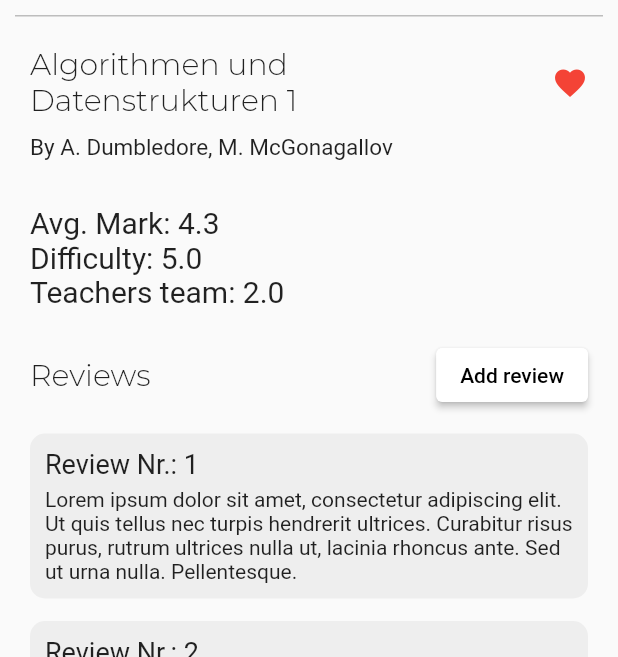
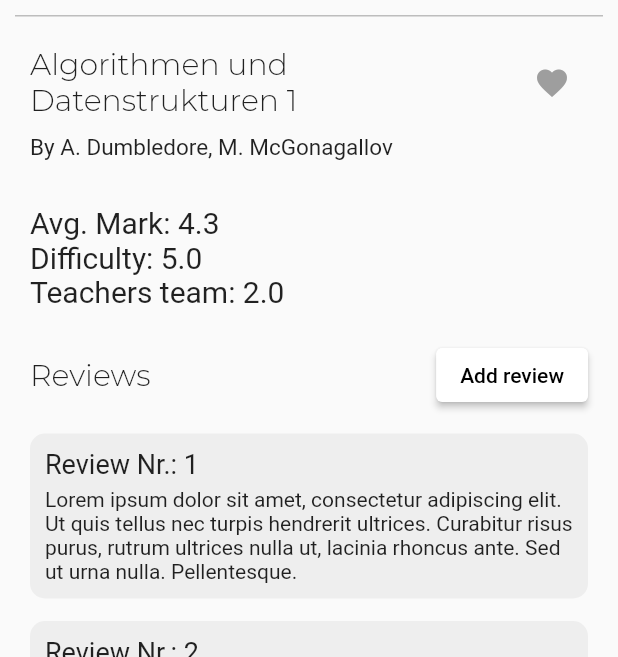
Before and after one commit to maxprimak/m2, a Flutter app: the Home screen opened by its route, after a tap on "ADS 1", on a phone screen of 412 x 824 dp, the part 90-747 px from its top. Run offline on Flutter 3.47's test engine with Material 2 defaults, Android fonts, the phone set to English and light mode, and no system bars; our stand-ins replace flutter_rating_bar, fluttertoast; network calls fail; project files that could hold a hidden picture were left out.

Commit message:
Final M3

```diff
--- a/lib/Pages/LVs/lv_site.dart
+++ b/lib/Pages/LVs/lv_site.dart
@@ -5,8 +5,16 @@ import '../../Services/user_profile.dart';
 import '../../Services/lv.dart';
 import '../../Services/global.dart' as global;
 
-class Lv_profile extends StatelessWidget {
+class Lv_profile extends StatefulWidget {
+  @override
+  _Lv_profileState createState() => _Lv_profileState();
+}
+
+class _Lv_profileState extends State<Lv_profile> {
   User usertmp = User(name: "Peter");
+
+  Color _favIconColor = Colors.grey;
+
   @override
   Widget build(BuildContext context) {
     return Scaffold(
@@ -63,10 +71,18 @@ class Lv_profile extends StatelessWidget {
                     style: TextStyle(fontSize: 20, fontFamily: 'Montserrat'),
                   ),
                 ),
-                Icon(
-                  Icons.favorite,
-                  color: Colors.red,
-                )
+                IconButton(
+                    icon: Icon(Icons.favorite),
+                    color: _favIconColor,
+                    onPressed: () {
+                      setState(() {
+                        if (_favIconColor == Colors.grey) {
+                          _favIconColor = Colors.red;
+                        } else {
+                          _favIconColor = Colors.grey;
+                        }
+                      });
+                    })
               ],
             ),
           ),
--- a/lib/Pages/home.dart
+++ b/lib/Pages/home.dart
@@ -9,6 +9,12 @@ class Home extends StatefulWidget {
 }
 
 class _HomeState extends State<Home> {
+  Color _favIconColorADS = Colors.grey;
+  Color _favIconColorDB = Colors.grey;
+  Color _favIconColorPR1 = Colors.grey;
+  Color _favIconColorIn = Colors.grey;
+  Color _favIconColorBus = Colors.grey;
+
   @override
   Widget build(BuildContext context) {
     User usertmp = User(name: "Peter");
@@ -95,14 +101,25 @@ class _HomeState extends State<Home> {
                       SizedBox(
                         width: 10,
                       ),
-                      Icon(
-                        Icons.favorite,
-                        color: Colors.red,
-                      )
+                      IconButton(
+                          icon: Icon(Icons.favorite),
+                          color: _favIconColorADS,
+                          onPressed: () {
+                            setState(() {
+                              if (_favIconColorADS == Colors.grey) {
+                                _favIconColorADS = Colors.red;
+                              } else {
+                                _favIconColorADS = Colors.grey;
+                              }
+                            });
+                          })
                     ])
                   ],
                 ),
               ),
+            ),
+            SizedBox(
+              height: 10,
             ),
             RaisedButton(
               onPressed: () {
@@ -135,14 +152,25 @@ class _HomeState extends State<Home> {
                       SizedBox(
                         width: 10,
                       ),
-                      Icon(
-                        Icons.favorite,
-                        color: Colors.red,
-                      )
+                      IconButton(
+                          icon: Icon(Icons.favorite),
+                          color: _favIconColorDB,
+                          onPressed: () {
+                            setState(() {
+                              if (_favIconColorDB == Colors.grey) {
+                                _favIconColorDB = Colors.red;
+                              } else {
+                                _favIconColorDB = Colors.grey;
+                              }
+                            });
+                          })
                     ])
                   ],
                 ),
               ),
+            ),
+            SizedBox(
+              height: 10,
             ),
             RaisedButton(
               onPressed: () {
@@ -175,14 +203,25 @@ class _HomeState extends State<Home> {
                       SizedBox(
                         width: 10,
                       ),
-                      Icon(
-                        Icons.favorite,
-                        color: Colors.grey,
-                      )
+                      IconButton(
+                          icon: Icon(Icons.favorite),
+                          color: _favIconColorPR1,
+                          onPressed: () {
+                            setState(() {
+                              if (_favIconColorPR1 == Colors.grey) {
+                                _favIconColorPR1 = Colors.red;
+                              } else {
+                                _favIconColorPR1 = Colors.grey;
+                              }
+                            });
+                          })
                     ])
                   ],
                 ),
               ),
+            ),
+            SizedBox(
+              height: 10,
             ),
             RaisedButton(
               onPressed: () {
@@ -215,14 +254,25 @@ class _HomeState extends State<Home> {
                       SizedBox(
                         width: 10,
                       ),
-                      Icon(
-                        Icons.favorite,
-                        color: Colors.grey,
-                      )
+                      IconButton(
+                          icon: Icon(Icons.favorite),
+                          color: _favIconColorIn,
+                          onPressed: () {
+                            setState(() {
+                              if (_favIconColorIn == Colors.grey) {
+                                _favIconColorIn = Colors.red;
+                              } else {
+                                _favIconColorIn = Colors.grey;
+                              }
+                            });
+                          })
                     ])
                   ],
                 ),
               ),
+            ),
+            SizedBox(
+              height: 10,
             ),
             RaisedButton(
               onPressed: () {
@@ -255,14 +305,25 @@ class _HomeState extends State<Home> {
                       SizedBox(
                         width: 10,
                       ),
-                      Icon(
-                        Icons.favorite,
-                        color: Colors.grey,
-                      )
+                      IconButton(
+                          icon: Icon(Icons.favorite),
+                          color: _favIconColorBus,
+                          onPressed: () {
+                            setState(() {
+                              if (_favIconColorBus == Colors.grey) {
+                                _favIconColorBus = Colors.red;
+                              } else {
+                                _favIconColorBus = Colors.grey;
+                              }
+                            });
+                          })
                     ])
                   ],
                 ),
               ),
+            ),
+            SizedBox(
+              height: 10,
             ),
             Padding(
               padding: EdgeInsets.fromLTRB(10, 20, 10, 10),
--- a/lib/Pages/login.dart
+++ b/lib/Pages/login.dart
@@ -89,8 +89,7 @@ class _LoginState extends State<Login> {
           ),
           FlatButton(
             onPressed: () {
-              Navigator.pushReplacementNamed(context,
-                  '/home'); //, MaterialPageRoute(builder: (_) => Home())
+              Navigator.pushReplacementNamed(context, '/home');
             },
             child: Text(
               'Forgot Password',
--- a/lib/main.dart
+++ b/lib/main.dart
@@ -14,7 +14,7 @@ import 'Pages/settings.dart';
 void main() => runApp(MaterialApp(
       initialRoute: '/login',
       routes: {
-        '/home': (context) => Home(), // !!!!!!! the home should be the LVliste?
+        '/home': (context) => Home(),
         '/lv': (context) => Lv_profile(),
         '/faq': (context) => Faq(),
         '/login': (context) => Login(),
```
